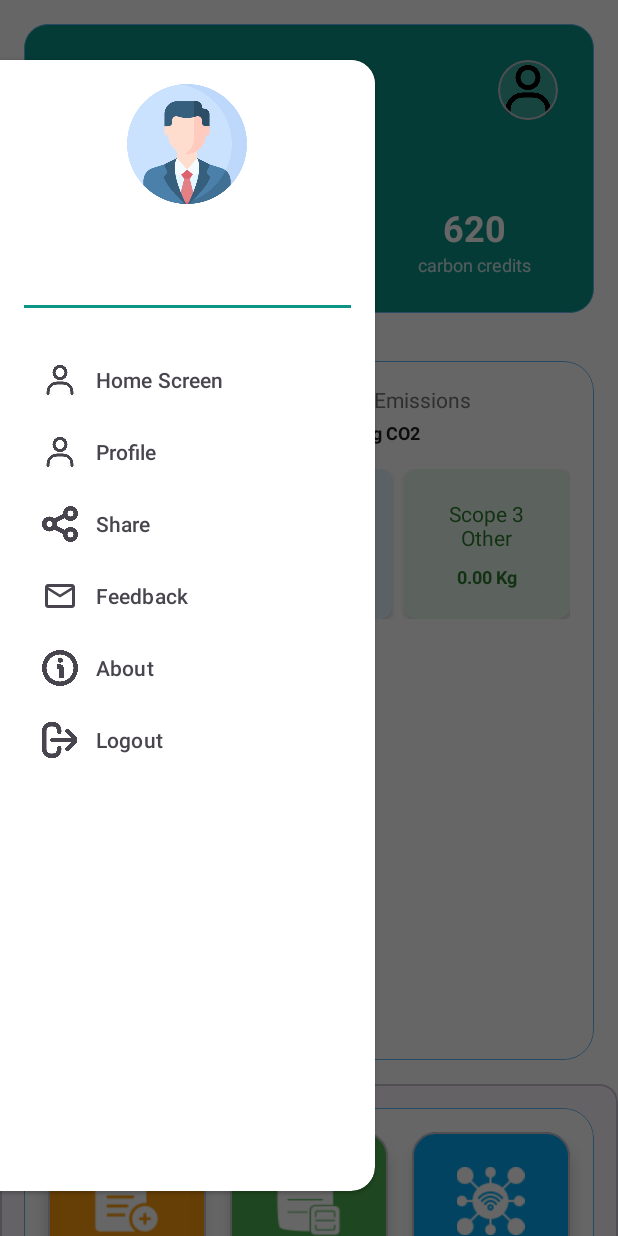
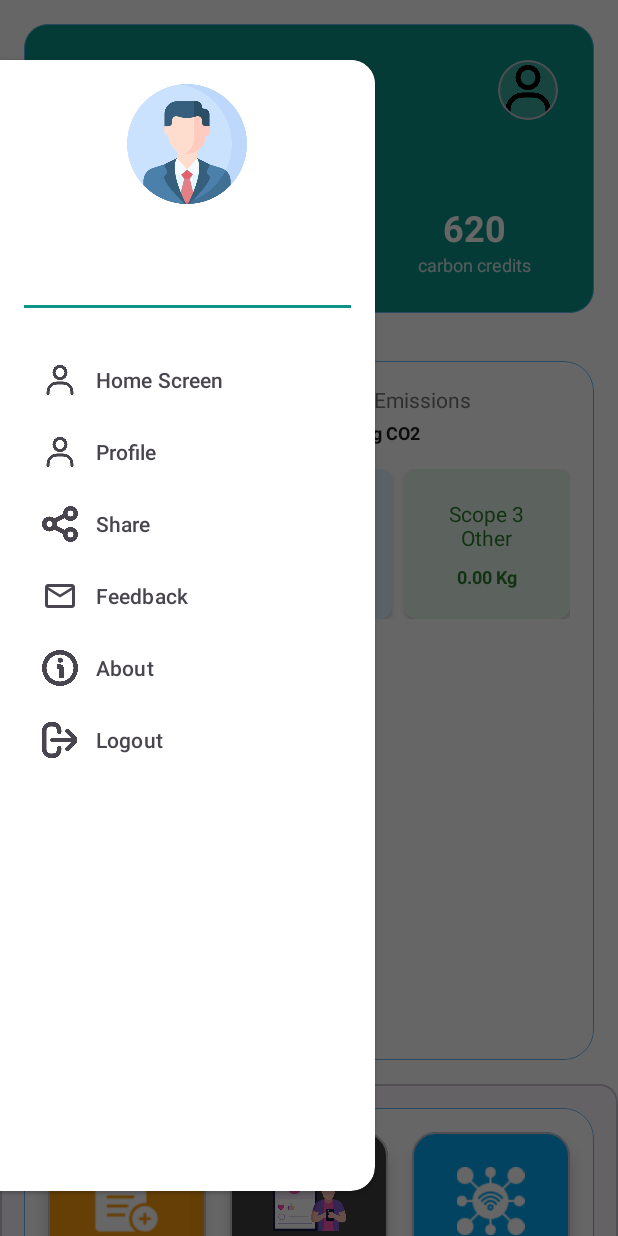
Before and after one commit to vishal-bhutekar21/Odoo_hackathon-Carbon-Footprint-Tracker_49, an Android app: the screen it shows after launch once a user with an empty profile is signed in (Dashboard), with the side drawer open, on a phone screen of 412 x 824 dp. Run offline under Robolectric (Android 15) with nearby library versions, the light colour scheme and no system bars; our stand-ins replace Firebase (no records; nobody signed in at launch, a user with empty details on screens opened directly); libraries missing offline, so code that uses them is left out: com.github.mikephil.charting; plain views replace LineChart, PieChart; 14 statements that could not run were skipped.

Commit message:
added setonlicklistener

```diff
--- a/app/src/main/java/com/chaitany/carbonview/Dashboard.java
+++ b/app/src/main/java/com/chaitany/carbonview/Dashboard.java
@@ -22,6 +22,7 @@ import androidx.core.view.ViewCompat;
 import androidx.core.view.WindowInsetsCompat;
 import androidx.drawerlayout.widget.DrawerLayout;
 
+import com.chaitany.carbonview.SocialPlatform.SocialPlatformActivity;
 import com.github.mikephil.charting.charts.PieChart;
 import com.github.mikephil.charting.data.PieData;
 import com.github.mikephil.charting.data.PieDataSet;
@@ -88,7 +89,7 @@ public class Dashboard extends AppCompatActivity implements NavigationView.OnNav
         viewreport.setOnClickListener(view -> startActivity(new Intent(Dashboard.this, CompanyFinalEmissionData.class)));
         aiinsights.setOnClickListener(view -> startActivity(new Intent(Dashboard.this, EstimationGrid.class)));
         Connectiot.setOnClickListener(view -> startActivity(new Intent(Dashboard.this, ConnectIOT.class)));
-        compare.setOnClickListener(view -> startActivity(new Intent(Dashboard.this, Compare.class)));
+        compare.setOnClickListener(view -> startActivity(new Intent(Dashboard.this, SocialPlatformActivity.class)));
     }
 
     private void initializeViews() {
--- a/app/src/main/res/layout/grid_quick_actions.xml
+++ b/app/src/main/res/layout/grid_quick_actions.xml
@@ -75,12 +75,13 @@
             <com.google.android.material.card.MaterialCardView
                 android:layout_width="0dp"
                 android:layout_height="120dp"
+                android:id="@+id/socialcard"
                 android:layout_columnWeight="1"
                 android:layout_margin="8dp"
                 app:cardCornerRadius="16dp"
                 app:cardElevation="6dp"
                 android:layout_gravity="bottom"
-                app:cardBackgroundColor="#4CAF50">
+                app:cardBackgroundColor="#3B3E3B">
 
                 <LinearLayout
                     android:id="@+id/compare"
@@ -95,17 +96,17 @@
                     <ImageView
                         android:layout_width="50dp"
                         android:layout_height="50dp"
-                        android:src="@drawable/scanbills" />
+                        android:src="@drawable/social" />
 
                     <TextView
                         android:layout_width="match_parent"
                         android:layout_height="wrap_content"
-                        android:text="Scan Bills"
+                        android:text="Carbon Community"
                         android:textStyle="bold"
 
                         android:fontFamily="sans-serif-condensed-light"
                         android:textColor="@color/white"
-                        android:textSize="14sp"
+                        android:textSize="12sp"
                         android:gravity="center"
                         android:layout_marginTop="8dp"/>
                 </LinearLayout>
```
Also changed, not shown: app/src/main/res/drawable/social.png (added).
